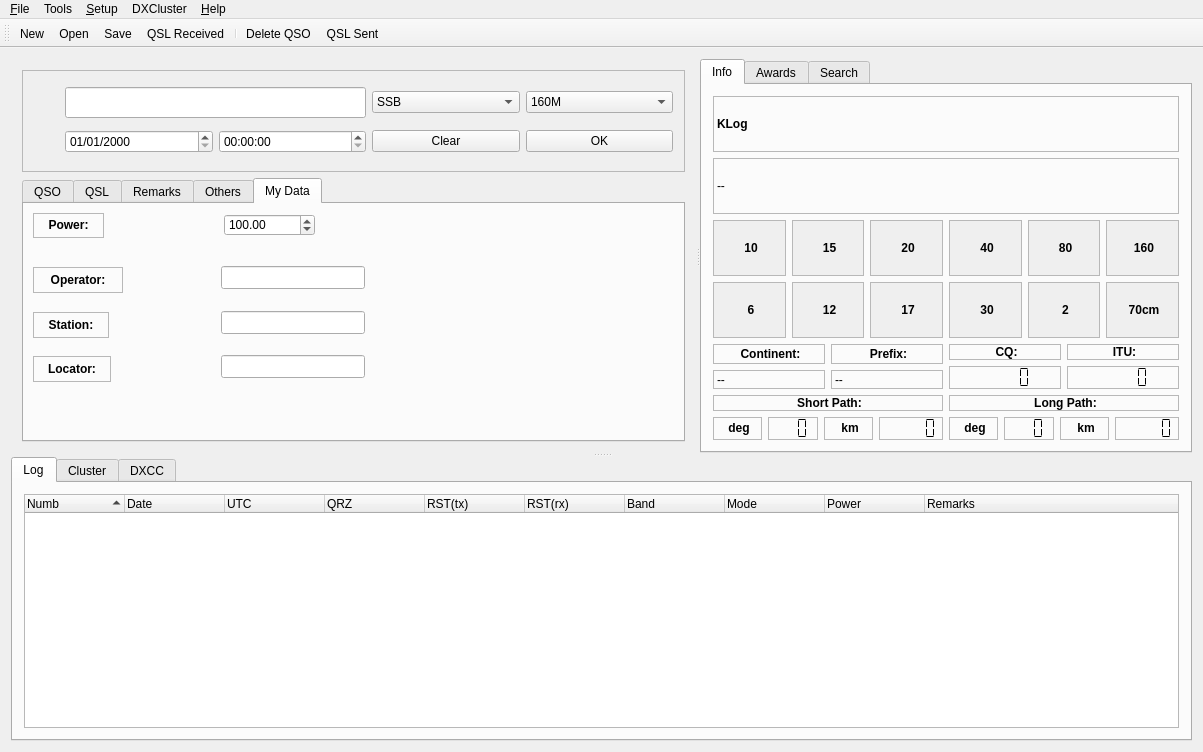
Old version of the form src/klog.ui in the repository dbasden/klog.
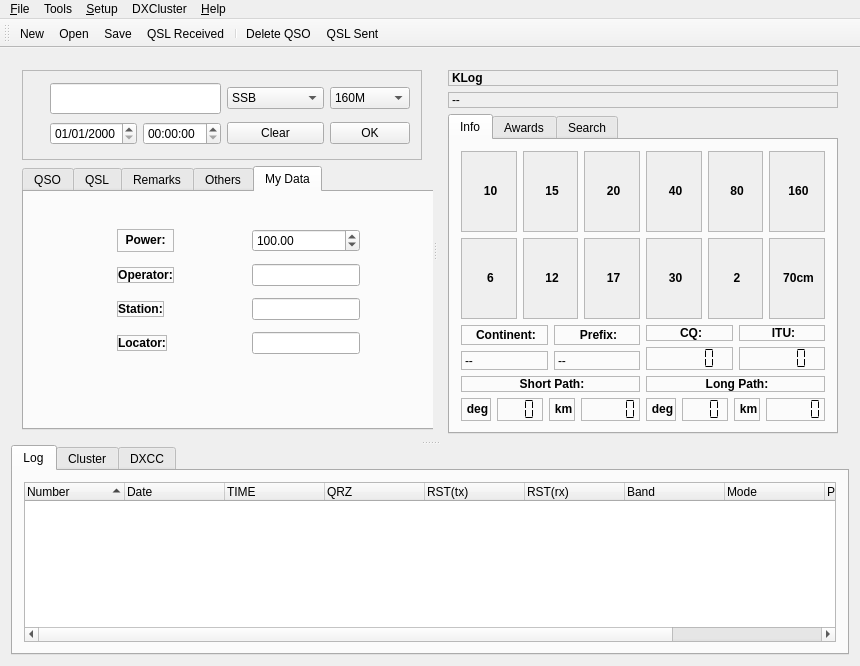
New version of the form. The open tabs and pages were chosen to show the change. Icons and pictures are not drawn. Custom widgets are drawn as their Qt base class.

Diff of the .ui file:
```diff
--- a/src/klog.ui
+++ b/src/klog.ui
@@ -10,8 +10,8 @@
    <rect>
     <x>0</x>
     <y>0</y>
-    <width>1203</width>
-    <height>752</height>
+    <width>860</width>
+    <height>666</height>
    </rect>
   </property>
   <property name="sizePolicy">
@@ -39,7 +39,7 @@
    <string>KLog - The KDE Ham radio logging software.</string>
   </property>
   <widget class="QWidget" name="widget">
-   <layout class="QGridLayout" name="gridLayout_7">
+   <layout class="QGridLayout" name="gridLayout_12">
     <item row="0" column="0">
      <widget class="QSplitter" name="splitter_2">
       <property name="orientation">
@@ -1239,94 +1239,52 @@
             <attribute name="title">
              <string>My Data</string>
             </attribute>
-            <widget class="QLabel" name="textLabel2_6_2_2">
+            <widget class="QWidget" name="gridLayoutWidget">
              <property name="geometry">
               <rect>
-               <x>9</x>
-               <y>152</y>
-               <width>78</width>
-               <height>26</height>
+               <x>10</x>
+               <y>20</y>
+               <width>411</width>
+               <height>161</height>
               </rect>
              </property>
+             <layout class="QGridLayout" name="gridLayout_11">
+              <item row="2" column="0">
+               <widget class="QLabel" name="stationCallsigntextLabel">
              <property name="sizePolicy">
               <sizepolicy hsizetype="Fixed" vsizetype="Fixed">
                <horstretch>0</horstretch>
                <verstretch>0</verstretch>
               </sizepolicy>
              </property>
-             <property name="frameShape">
-              <enum>QFrame::StyledPanel</enum>
-             </property>
-             <property name="frameShadow">
-              <enum>QFrame::Raised</enum>
-             </property>
-             <property name="text">
-              <string>&lt;p align=&quot;center&quot;&gt;&lt;b&gt;Locator:&lt;/b&gt;&lt;/p&gt;</string>
-             </property>
-             <property name="alignment">
-              <set>Qt::AlignCenter</set>
-             </property>
-             <property name="wordWrap">
-              <bool>false</bool>
-             </property>
-            </widget>
-            <widget class="QLabel" name="powerTextLabel">
-             <property name="geometry">
-              <rect>
-               <x>9</x>
-               <y>9</y>
-               <width>71</width>
-               <height>25</height>
-              </rect>
-             </property>
-             <property name="frameShape">
-              <enum>QFrame::StyledPanel</enum>
-             </property>
-             <property name="frameShadow">
-              <enum>QFrame::Raised</enum>
-             </property>
-             <property name="text">
-              <string>&lt;!DOCTYPE HTML PUBLIC &quot;-//W3C//DTD HTML 4.0//EN&quot; &quot;http://www.w3.org/TR/REC-html40/strict.dtd&quot;&gt;
-&lt;html&gt;&lt;head&gt;&lt;meta name=&quot;qrichtext&quot; content=&quot;1&quot; /&gt;&lt;style type=&quot;text/css&quot;&gt;
-p, li { white-space: pre-wrap; }
-&lt;/style&gt;&lt;/head&gt;&lt;body style=&quot; font-family:'Nimbus Sans L'; font-size:9pt; font-weight:400; font-style:normal;&quot;&gt;
-&lt;p align=&quot;center&quot; style=&quot; margin-top:12px; margin-bottom:12px; margin-left:0px; margin-right:0px; -qt-block-indent:0; text-indent:0px;&quot;&gt;&lt;span style=&quot; font-weight:600;&quot;&gt;Power:&lt;/span&gt;&lt;/p&gt;&lt;/body&gt;&lt;/html&gt;</string>
-             </property>
-             <property name="alignment">
-              <set>Qt::AlignCenter</set>
-             </property>
-             <property name="wordWrap">
-              <bool>false</bool>
-             </property>
-            </widget>
-            <widget class="QLineEdit" name="stationCallsignLineEdit">
-             <property name="geometry">
-              <rect>
-               <x>197</x>
-               <y>107</y>
-               <width>144</width>
-               <height>23</height>
-              </rect>
-             </property>
-             <property name="sizePolicy">
-              <sizepolicy hsizetype="Fixed" vsizetype="Fixed">
-               <horstretch>0</horstretch>
-               <verstretch>0</verstretch>
-              </sizepolicy>
+                <property name="minimumSize">
+                 <size>
+                  <width>0</width>
+                  <height>0</height>
+                 </size>
              </property>
              <property name="toolTip">
               <string>The call of the station used to work this QSO</string>
              </property>
-            </widget>
+                <property name="frameShape">
+                 <enum>QFrame::StyledPanel</enum>
+                </property>
+                <property name="frameShadow">
+                 <enum>QFrame::Raised</enum>
+                </property>
+                <property name="text">
+                 <string>&lt;p align=&quot;center&quot;&gt;&lt;b&gt;Station:&lt;/b&gt;&lt;/p&gt;</string>
+                </property>
+                <property name="alignment">
+                 <set>Qt::AlignCenter</set>
+                </property>
+                <property name="wordWrap">
+                 <bool>false</bool>
+                </property>
+               </widget>
+              </item>
+              <item row="3" column="1">
             <widget class="QLineEdit" name="myLocatorLineEdit">
-             <property name="geometry">
-              <rect>
-               <x>197</x>
-               <y>151</y>
-               <width>144</width>
-               <height>23</height>
-              </rect>
-             </property>
              <property name="sizePolicy">
               <sizepolicy hsizetype="Fixed" vsizetype="Fixed">
                <horstretch>0</horstretch>
@@ -1337,34 +1295,9 @@
               <string>The locator of the station</string>
              </property>
             </widget>
-            <widget class="QLineEdit" name="operatorLineEdit">
-             <property name="geometry">
-              <rect>
-               <x>197</x>
-               <y>62</y>
-               <width>144</width>
-               <height>23</height>
-              </rect>
-             </property>
-             <property name="sizePolicy">
-              <sizepolicy hsizetype="Fixed" vsizetype="Fixed">
-               <horstretch>0</horstretch>
-               <verstretch>0</verstretch>
-              </sizepolicy>
-             </property>
-             <property name="toolTip">
-              <string>The operator that worked this QSO</string>
-             </property>
-            </widget>
+              </item>
+              <item row="1" column="0">
             <widget class="QLabel" name="operatortextLabel_2">
-             <property name="geometry">
-              <rect>
-               <x>9</x>
-               <y>63</y>
-               <width>90</width>
-               <height>26</height>
-              </rect>
-             </property>
              <property name="sizePolicy">
               <sizepolicy hsizetype="Fixed" vsizetype="Fixed">
                <horstretch>0</horstretch>
@@ -1390,30 +1323,15 @@
               <bool>false</bool>
              </property>
             </widget>
-            <widget class="QLabel" name="stationCallsigntextLabel">
-             <property name="geometry">
-              <rect>
-               <x>9</x>
-               <y>108</y>
-               <width>76</width>
-               <height>26</height>
-              </rect>
-             </property>
+              </item>
+              <item row="3" column="0">
+               <widget class="QLabel" name="textLabel2_6_2_2">
              <property name="sizePolicy">
               <sizepolicy hsizetype="Fixed" vsizetype="Fixed">
                <horstretch>0</horstretch>
                <verstretch>0</verstretch>
               </sizepolicy>
              </property>
-             <property name="minimumSize">
-              <size>
-               <width>0</width>
-               <height>0</height>
-              </size>
-             </property>
-             <property name="toolTip">
-              <string>The call of the station used to work this QSO</string>
-             </property>
              <property name="frameShape">
               <enum>QFrame::StyledPanel</enum>
              </property>
@@ -1421,7 +1339,7 @@
               <enum>QFrame::Raised</enum>
              </property>
              <property name="text">
-              <string>&lt;p align=&quot;center&quot;&gt;&lt;b&gt;Station:&lt;/b&gt;&lt;/p&gt;</string>
+                 <string>&lt;p align=&quot;center&quot;&gt;&lt;b&gt;Locator:&lt;/b&gt;&lt;/p&gt;</string>
              </property>
              <property name="alignment">
               <set>Qt::AlignCenter</set>
@@ -1430,15 +1348,35 @@
               <bool>false</bool>
              </property>
             </widget>
+              </item>
+              <item row="2" column="1">
+               <widget class="QLineEdit" name="stationCallsignLineEdit">
+                <property name="sizePolicy">
+                 <sizepolicy hsizetype="Fixed" vsizetype="Fixed">
+                  <horstretch>0</horstretch>
+                  <verstretch>0</verstretch>
+                 </sizepolicy>
+                </property>
+                <property name="toolTip">
+                 <string>The call of the station used to work this QSO</string>
+                </property>
+               </widget>
+              </item>
+              <item row="1" column="1">
+               <widget class="QLineEdit" name="operatorLineEdit">
+                <property name="sizePolicy">
+                 <sizepolicy hsizetype="Fixed" vsizetype="Fixed">
+                  <horstretch>0</horstretch>
+                  <verstretch>0</verstretch>
+                 </sizepolicy>
+                </property>
+                <property name="toolTip">
+                 <string>The operator that worked this QSO</string>
+                </property>
+               </widget>
+              </item>
+              <item row="0" column="1">
             <widget class="QDoubleSpinBox" name="powerSpinBox">
-             <property name="geometry">
-              <rect>
-               <x>200</x>
-               <y>10</y>
-               <width>91</width>
-               <height>22</height>
-              </rect>
-             </property>
              <property name="toolTip">
               <string>Power used to do the QSO in watts</string>
              </property>
@@ -1455,11 +1393,88 @@
               <double>100.000000000000000</double>
              </property>
             </widget>
-           </widget>
-          </widget>
+              </item>
+              <item row="0" column="0">
+               <widget class="QLabel" name="powerTextLabel">
+                <property name="frameShape">
+                 <enum>QFrame::StyledPanel</enum>
+                </property>
+                <property name="frameShadow">
+                 <enum>QFrame::Raised</enum>
+                </property>
+                <property name="text">
+                 <string>&lt;!DOCTYPE HTML PUBLIC &quot;-//W3C//DTD HTML 4.0//EN&quot; &quot;http://www.w3.org/TR/REC-html40/strict.dtd&quot;&gt;
+&lt;html&gt;&lt;head&gt;&lt;meta name=&quot;qrichtext&quot; content=&quot;1&quot; /&gt;&lt;style type=&quot;text/css&quot;&gt;
+p, li { white-space: pre-wrap; }
+&lt;/style&gt;&lt;/head&gt;&lt;body style=&quot; font-family:'Nimbus Sans L'; font-size:9pt; font-weight:400; font-style:normal;&quot;&gt;
+&lt;p align=&quot;center&quot; style=&quot; margin-top:12px; margin-bottom:12px; margin-left:0px; margin-right:0px; -qt-block-indent:0; text-indent:0px;&quot;&gt;&lt;span style=&quot; font-weight:600;&quot;&gt;Power:&lt;/span&gt;&lt;/p&gt;&lt;/body&gt;&lt;/html&gt;</string>
+                </property>
+                <property name="alignment">
+                 <set>Qt::AlignCenter</set>
+                </property>
+                <property name="wordWrap">
+                 <bool>false</bool>
+                </property>
+               </widget>
+              </item>
+             </layout>
+            </widget>
+           </widget>
+          </widget>
          </item>
         </layout>
        </widget>
+       <widget class="QWidget" name="">
+        <layout class="QVBoxLayout" name="verticalLayout_5">
+         <item>
+          <layout class="QVBoxLayout" name="verticalLayout_4">
+           <item>
+            <widget class="QLabel" name="LedtextLabel">
+             <property name="sizePolicy">
+              <sizepolicy hsizetype="Preferred" vsizetype="Preferred">
+               <horstretch>0</horstretch>
+               <verstretch>1</verstretch>
+              </sizepolicy>
+             </property>
+             <property name="minimumSize">
+              <size>
+               <width>0</width>
+               <height>0</height>
+              </size>
+             </property>
+             <property name="frameShape">
+              <enum>QFrame::StyledPanel</enum>
+             </property>
+             <property name="frameShadow">
+              <enum>QFrame::Raised</enum>
+             </property>
+             <property name="text">
+              <string>&lt;b&gt;KLog&lt;/b&gt;</string>
+             </property>
+             <property name="wordWrap">
+              <bool>false</bool>
+             </property>
+            </widget>
+           </item>
+           <item>
+            <widget class="QLabel" name="entityTextLabel">
+             <property name="frameShape">
+              <enum>QFrame::StyledPanel</enum>
+             </property>
+             <property name="frameShadow">
+              <enum>QFrame::Raised</enum>
+             </property>
+             <property name="text">
+              <string>--</string>
+             </property>
+             <property name="wordWrap">
+              <bool>false</bool>
+             </property>
+            </widget>
+           </item>
+          </layout>
+         </item>
+         <item>
        <widget class="QTabWidget" name="outputTab">
         <property name="sizePolicy">
          <sizepolicy hsizetype="Preferred" vsizetype="Preferred">
@@ -1480,30 +1495,8 @@
          <attribute name="title">
           <string>Info</string>
          </attribute>
-         <layout class="QGridLayout">
+            <layout class="QGridLayout" name="gridLayout_7">
           <item row="0" column="0">
-           <widget class="QLabel" name="LedtextLabel">
-            <property name="minimumSize">
-             <size>
-              <width>300</width>
-              <height>10</height>
-             </size>
-            </property>
-            <property name="frameShape">
-             <enum>QFrame::StyledPanel</enum>
-            </property>
-            <property name="frameShadow">
-             <enum>QFrame::Raised</enum>
-            </property>
-            <property name="text">
-             <string>&lt;b&gt;KLog&lt;/b&gt;</string>
-            </property>
-            <property name="wordWrap">
-             <bool>false</bool>
-            </property>
-           </widget>
-          </item>
-          <item row="2" column="0">
            <layout class="QHBoxLayout">
             <item>
              <widget class="QLabel" name="textLabelBand10">
@@ -1622,22 +1615,6 @@
            </layout>
           </item>
           <item row="1" column="0">
-           <widget class="QLabel" name="entityTextLabel">
-            <property name="frameShape">
-             <enum>QFrame::StyledPanel</enum>
-            </property>
-            <property name="frameShadow">
-             <enum>QFrame::Raised</enum>
-            </property>
-            <property name="text">
-             <string>--</string>
-            </property>
-            <property name="wordWrap">
-             <bool>false</bool>
-            </property>
-           </widget>
-          </item>
-          <item row="3" column="0">
            <layout class="QHBoxLayout">
             <item>
              <widget class="QLabel" name="textLabelBand6">
@@ -1755,7 +1732,7 @@
             </item>
            </layout>
           </item>
-          <item row="4" column="0">
+             <item row="2" column="0">
            <layout class="QGridLayout">
             <item row="0" column="0">
              <layout class="QGridLayout">
@@ -2518,6 +2495,9 @@
          </layout>
         </widget>
        </widget>
+         </item>
+        </layout>
+       </widget>
       </widget>
       <widget class="QTabWidget" name="downTabs">
        <property name="minimumSize">
@@ -2544,7 +2524,7 @@
            </property>
            <column>
             <property name="text">
-             <string>Numb</string>
+             <string>Number</string>
             </property>
            </column>
            <column>
@@ -2554,7 +2534,7 @@
            </column>
            <column>
             <property name="text">
-             <string>UTC</string>
+             <string>TIME</string>
             </property>
            </column>
            <column>
@@ -2735,7 +2715,7 @@
     <rect>
      <x>0</x>
      <y>0</y>
-     <width>1203</width>
+     <width>860</width>
      <height>19</height>
     </rect>
    </property>
```
Left out of the diff: 12 changed lines with no effect on the pictures. Lines whose indentation alone changed are shown as unchanged.
